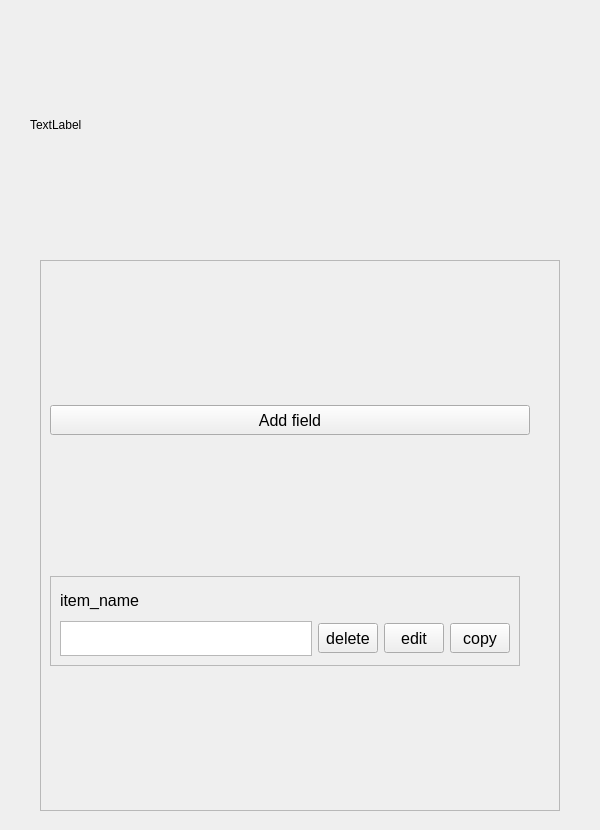
Before: the Qt Designer form src/ui_files/basic.ui in rakshith111/CopyPasta, drawn with Qt 5.
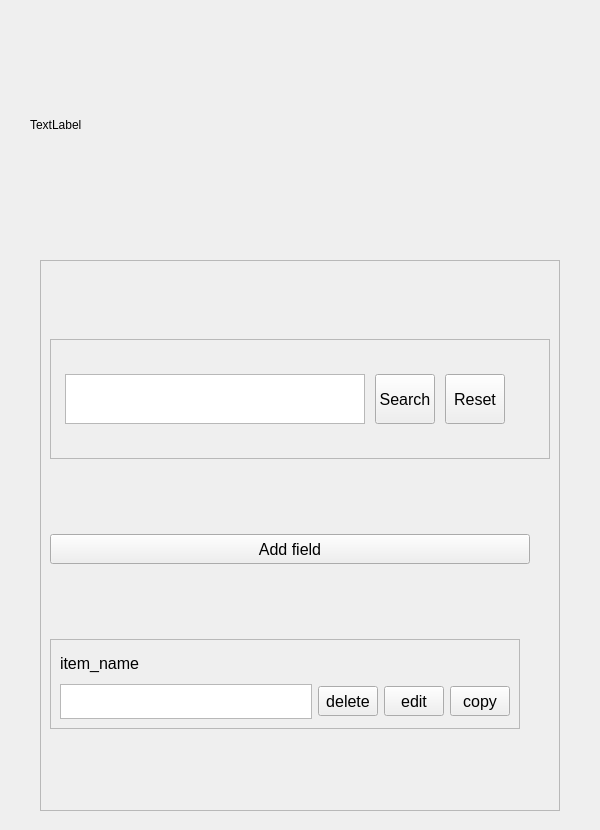
After: the same form once the commit is applied.

Commit message: Add search Feature

```diff
--- a/src/ui_files/basic.ui
+++ b/src/ui_files/basic.ui
@@ -65,6 +65,121 @@
       </rect>
      </property>
      <layout class="QVBoxLayout" name="scrollable">
+      <item>
+       <widget class="QFrame" name="frame">
+        <property name="sizePolicy">
+         <sizepolicy hsizetype="Maximum" vsizetype="Maximum">
+          <horstretch>0</horstretch>
+          <verstretch>0</verstretch>
+         </sizepolicy>
+        </property>
+        <property name="minimumSize">
+         <size>
+          <width>500</width>
+          <height>120</height>
+         </size>
+        </property>
+        <property name="maximumSize">
+         <size>
+          <width>500</width>
+          <height>120</height>
+         </size>
+        </property>
+        <property name="frameShape">
+         <enum>QFrame::StyledPanel</enum>
+        </property>
+        <property name="frameShadow">
+         <enum>QFrame::Raised</enum>
+        </property>
+        <widget class="QWidget" name="horizontalLayoutWidget">
+         <property name="geometry">
+          <rect>
+           <x>10</x>
+           <y>30</y>
+           <width>521</width>
+           <height>90</height>
+          </rect>
+         </property>
+         <layout class="QHBoxLayout" name="horizontalLayout">
+          <property name="spacing">
+           <number>10</number>
+          </property>
+          <property name="sizeConstraint">
+           <enum>QLayout::SetMaximumSize</enum>
+          </property>
+          <property name="leftMargin">
+           <number>5</number>
+          </property>
+          <property name="topMargin">
+           <number>5</number>
+          </property>
+          <property name="rightMargin">
+           <number>5</number>
+          </property>
+          <property name="bottomMargin">
+           <number>5</number>
+          </property>
+          <item>
+           <widget class="QTextEdit" name="search_field">
+            <property name="minimumSize">
+             <size>
+              <width>300</width>
+              <height>50</height>
+             </size>
+            </property>
+            <property name="maximumSize">
+             <size>
+              <width>300</width>
+              <height>50</height>
+             </size>
+            </property>
+            <property name="placeholderText">
+             <string extracomment="Search"/>
+            </property>
+           </widget>
+          </item>
+          <item>
+           <widget class="QPushButton" name="search_btn">
+            <property name="minimumSize">
+             <size>
+              <width>60</width>
+              <height>50</height>
+             </size>
+            </property>
+            <property name="maximumSize">
+             <size>
+              <width>60</width>
+              <height>50</height>
+             </size>
+            </property>
+            <property name="text">
+             <string>Search</string>
+            </property>
+           </widget>
+          </item>
+          <item>
+           <widget class="QPushButton" name="reset_btn">
+            <property name="minimumSize">
+             <size>
+              <width>60</width>
+              <height>50</height>
+             </size>
+            </property>
+            <property name="maximumSize">
+             <size>
+              <width>60</width>
+              <height>50</height>
+             </size>
+            </property>
+            <property name="text">
+             <string>Reset</string>
+            </property>
+           </widget>
+          </item>
+         </layout>
+        </widget>
+       </widget>
+      </item>
       <item>
        <widget class="QPushButton" name="add_field">
         <property name="minimumSize">
```
The commit also changes 2 other files.
